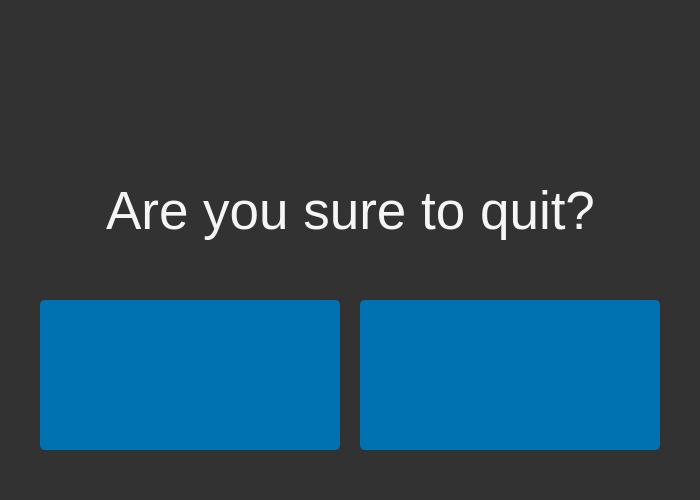
The window that gui/dialog.ui (truongkhoa1799/E-Healthcare-System) describes before a commit, drawn with Qt 5.
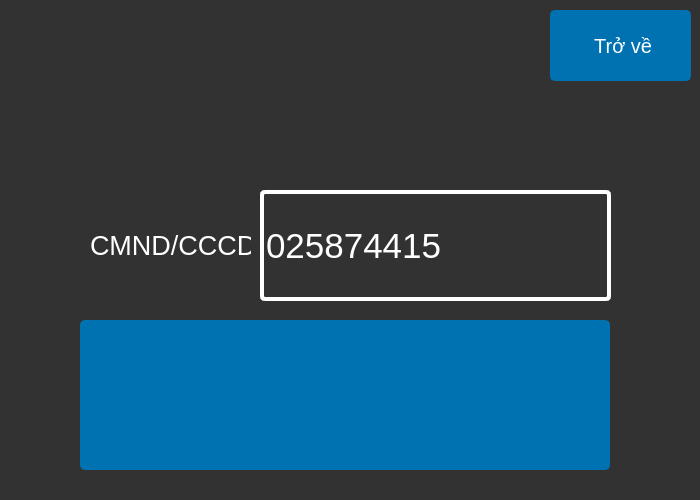
The same window after the commit. The open tabs and pages were chosen to show the change. Icons and pictures are not drawn.

Patch:
```diff
--- a/gui/dialog.ui
+++ b/gui/dialog.ui
@@ -28,13 +28,69 @@
    <property name="styleSheet">
     <string notr="true">background: rgb(50, 50, 50);</string>
    </property>
+   <widget class="QStackedWidget" name="stackedWidget">
+    <property name="geometry">
+     <rect>
+      <x>0</x>
+      <y>0</y>
+      <width>701</width>
+      <height>501</height>
+     </rect>
+    </property>
+    <widget class="QWidget" name="notification_frame">
+     <widget class="QPushButton" name="check_ssn">
+      <property name="geometry">
+       <rect>
+        <x>550</x>
+        <y>10</y>
+        <width>141</width>
+        <height>71</height>
+       </rect>
+      </property>
+      <property name="font">
+       <font>
+        <pointsize>15</pointsize>
+       </font>
+      </property>
+      <property name="styleSheet">
+       <string notr="true">QPushButton {
+	border: 2px solid rgb(0, 114, 177);
+	border-radius: 5px;	
+	background-color: rgb(0, 114, 177);
+	color: rgb(255, 255, 255);
+}
+QPushButton:hover {
+	background-color: rgb(25, 158, 193);
+	border: 2px solid rgb(25, 158, 193);
+	color: rgb(255, 255, 255);
+}
+QPushButton:pressed {	
+	background-color: rgb(25, 158, 193);
+	border: 3px solid rgb(20, 126, 154);
+	color: rgb(255, 255, 255);
+}</string>
+      </property>
+      <property name="text">
+       <string> Nhập SSN</string>
+      </property>
+      <property name="icon">
+       <iconset>
+        <normaloff>icons/check_ssn.png</normaloff>icons/check_ssn.png</iconset>
+      </property>
+      <property name="iconSize">
+       <size>
+        <width>30</width>
+        <height>60</height>
+       </size>
+      </property>
+     </widget>
    <widget class="QFrame" name="horizontalFrame">
     <property name="geometry">
      <rect>
       <x>0</x>
-      <y>290</y>
+        <y>320</y>
       <width>701</width>
-      <height>211</height>
+        <height>181</height>
      </rect>
     </property>
     <widget class="QPushButton" name="deny_exist">
@@ -124,7 +180,7 @@
     <property name="geometry">
      <rect>
       <x>70</x>
-      <y>150</y>
+        <y>170</y>
       <width>561</width>
       <height>121</height>
      </rect>
@@ -172,6 +228,170 @@
     <property name="frameShadow">
      <enum>QFrame::Raised</enum>
     </property>
+     </widget>
+    </widget>
+    <widget class="QWidget" name="check_ssn_frame">
+     <widget class="QPushButton" name="back_notification">
+      <property name="geometry">
+       <rect>
+        <x>550</x>
+        <y>10</y>
+        <width>141</width>
+        <height>71</height>
+       </rect>
+      </property>
+      <property name="font">
+       <font>
+        <pointsize>15</pointsize>
+       </font>
+      </property>
+      <property name="styleSheet">
+       <string notr="true">QPushButton {
+	border: 2px solid rgb(0, 114, 177);
+	border-radius: 5px;	
+	background-color: rgb(0, 114, 177);
+	color: rgb(255, 255, 255);
+}
+QPushButton:hover {
+	background-color: rgb(25, 158, 193);
+	border: 2px solid rgb(25, 158, 193);
+	color: rgb(255, 255, 255);
+}
+QPushButton:pressed {	
+	background-color: rgb(25, 158, 193);
+	border: 3px solid rgb(20, 126, 154);
+	color: rgb(255, 255, 255);
+}</string>
+      </property>
+      <property name="text">
+       <string> Trở về</string>
+      </property>
+      <property name="icon">
+       <iconset>
+        <normaloff>icons/back_but.png</normaloff>icons/back_but.png</iconset>
+      </property>
+      <property name="iconSize">
+       <size>
+        <width>30</width>
+        <height>60</height>
+       </size>
+      </property>
+     </widget>
+     <widget class="QPushButton" name="accept_ssn">
+      <property name="geometry">
+       <rect>
+        <x>80</x>
+        <y>320</y>
+        <width>530</width>
+        <height>150</height>
+       </rect>
+      </property>
+      <property name="styleSheet">
+       <string notr="true">QPushButton {
+	border: 2px solid rgb(0, 114, 177);
+	border-radius: 5px;	
+	background-color: rgb(0, 114, 177);
+	color: rgb(255, 255, 255);
+}
+QPushButton:hover {
+	background-color: rgb(25, 158, 193);
+	border: 2px solid rgb(25, 158, 193);
+	color: rgb(255, 255, 255);
+}
+QPushButton:pressed {	
+	background-color: rgb(25, 158, 193);
+	border: 3px solid rgb(20, 126, 154);
+	color: rgb(255, 255, 255);
+}</string>
+      </property>
+      <property name="text">
+       <string/>
+      </property>
+      <property name="icon">
+       <iconset>
+        <normaloff>icons/icons8-checkmark-100.png</normaloff>icons/icons8-checkmark-100.png</iconset>
+      </property>
+      <property name="iconSize">
+       <size>
+        <width>60</width>
+        <height>60</height>
+       </size>
+      </property>
+     </widget>
+     <widget class="QFrame" name="logo">
+      <property name="geometry">
+       <rect>
+        <x>200</x>
+        <y>20</y>
+        <width>300</width>
+        <height>140</height>
+       </rect>
+      </property>
+      <property name="maximumSize">
+       <size>
+        <width>1000</width>
+        <height>1000</height>
+       </size>
+      </property>
+      <property name="styleSheet">
+       <string notr="true">background: transparent;
+background-image: url(icons/question.png);
+background-position: center;
+background-repeat: no-repeat;
+</string>
+      </property>
+      <property name="frameShape">
+       <enum>QFrame::StyledPanel</enum>
+      </property>
+      <property name="frameShadow">
+       <enum>QFrame::Raised</enum>
+      </property>
+     </widget>
+     <widget class="QLabel" name="label">
+      <property name="geometry">
+       <rect>
+        <x>90</x>
+        <y>200</y>
+        <width>161</width>
+        <height>91</height>
+       </rect>
+      </property>
+      <property name="font">
+       <font>
+        <pointsize>20</pointsize>
+       </font>
+      </property>
+      <property name="styleSheet">
+       <string notr="true">color: rgb(255,255,255);</string>
+      </property>
+      <property name="text">
+       <string>CMND/CCCD:</string>
+      </property>
+     </widget>
+     <widget class="QLineEdit" name="input_ssn">
+      <property name="geometry">
+       <rect>
+        <x>260</x>
+        <y>190</y>
+        <width>351</width>
+        <height>111</height>
+       </rect>
+      </property>
+      <property name="font">
+       <font>
+        <pointsize>26</pointsize>
+       </font>
+      </property>
+      <property name="styleSheet">
+       <string notr="true">color: rgb(255, 255, 255);
+border: 4px solid rgb(255,255,255);
+border-radius: 5px;	</string>
+      </property>
+      <property name="text">
+       <string>025874415</string>
+      </property>
+     </widget>
+    </widget>
    </widget>
   </widget>
  </widget>
```
Lines whose indentation alone changed are shown as unchanged.
